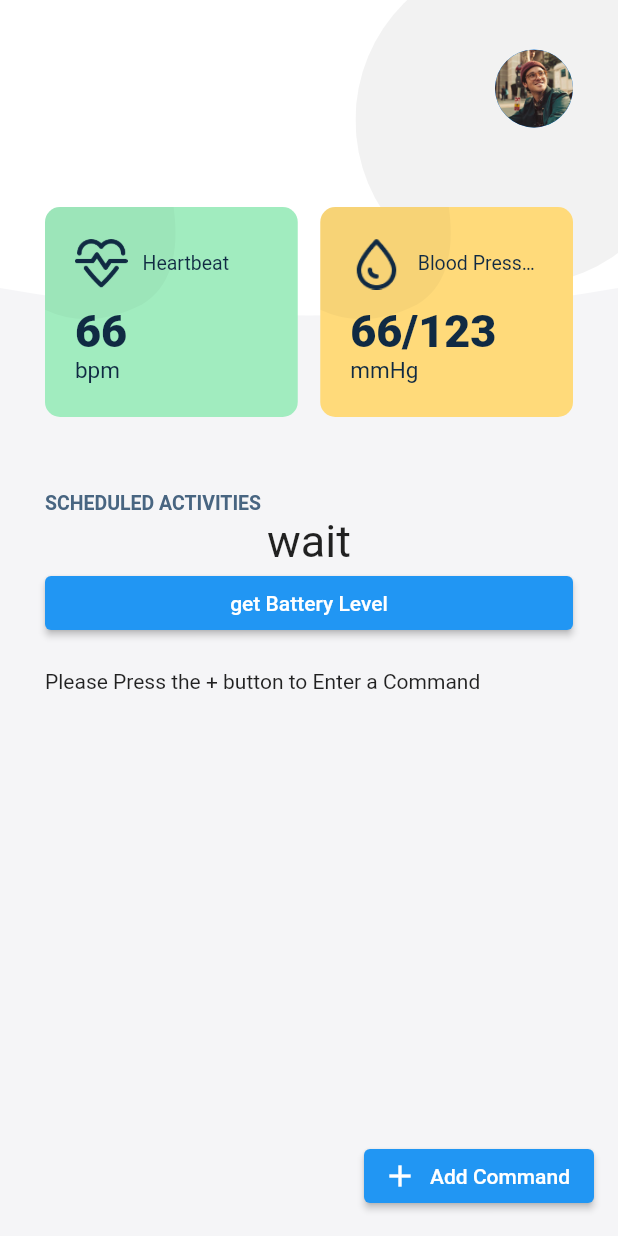
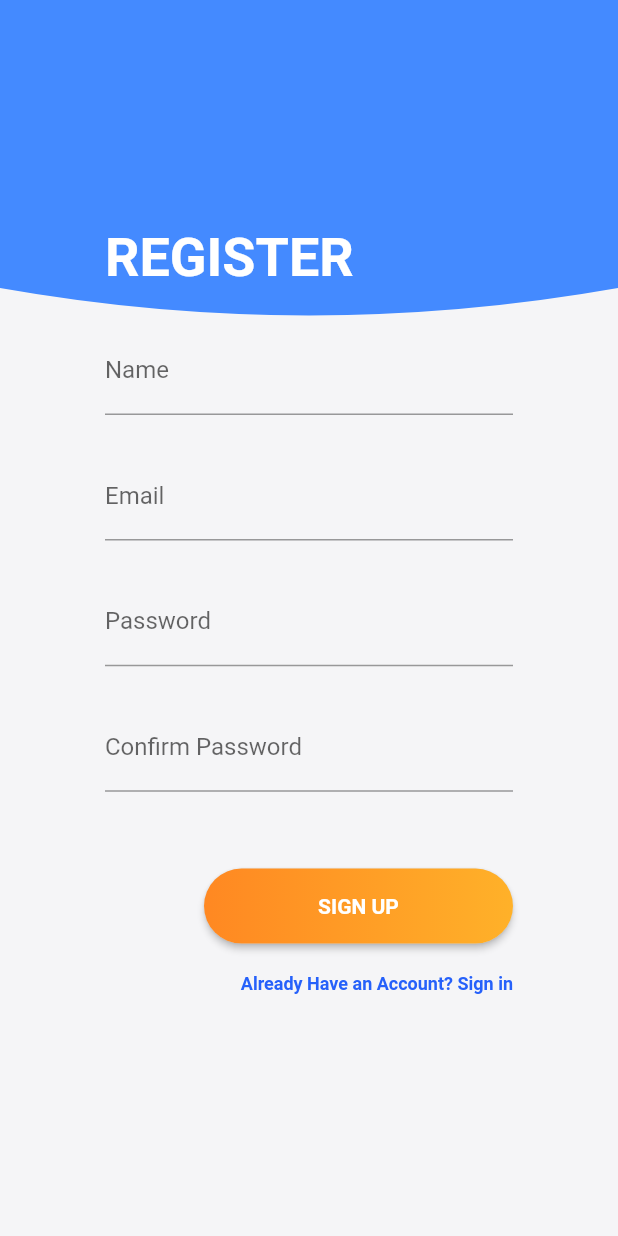
Before and after one commit to OkekeFabian/stressApp, a Flutter app: the screen it shows after launch, on a phone screen of 412 x 824 dp. Run offline on Flutter 3.47's test engine with Material 2 defaults, Android fonts, the phone set to English and light mode, and no system bars; our stand-ins replace flutter_tts, keyboard_dismisser, lottie.

Commit message:
fixed links

```diff
--- a/lib/main.dart
+++ b/lib/main.dart
@@ -1,6 +1,7 @@
 import 'package:flutter/material.dart';
 
 import 'screens/home_screen.dart';
+import 'screens/register.dart';
 import 'utils/const.dart';
 
 void main() {
@@ -16,7 +17,9 @@ class MyApp extends StatelessWidget {
     return MaterialApp(
       title: Constants.appName,
       debugShowCheckedModeBanner: false,
-      home: const HomePage(),
+      home: RegisterScreen()
+      //const HomePage()
+      ,
     );
   }
 }
--- /dev/null
+++ b/lib/screens/register.dart
@@ -0,0 +1,183 @@
+import 'package:flutter/material.dart';
+import 'package:flutter/services.dart';
+
+import '../utils/const.dart';
+import '../widgets/custom_clipper.dart';
+import 'login.dart';
+
+class RegisterScreen extends StatefulWidget {
+  @override
+  State<RegisterScreen> createState() => _RegisterScreenState();
+}
+
+class _RegisterScreenState extends State<RegisterScreen> {
+  final _formKey = GlobalKey<FormState>();
+
+  final emailController = TextEditingController();
+
+  final passwordController = TextEditingController();
+
+  final nameController = TextEditingController();
+
+  final cpassController = TextEditingController();
+
+  String error = '';
+
+  String message = '';
+
+  @override
+  Widget build(BuildContext context) {
+    Size size = MediaQuery.of(context).size;
+    double statusBarHeight = MediaQuery.of(context).padding.top;
+
+    return GestureDetector(
+      onTap: () {
+        FocusScopeNode currentFocus = FocusScope.of(context);
+        if (!currentFocus.hasPrimaryFocus) {
+          currentFocus.unfocus();
+        }
+      },
+      child: Scaffold(
+        backgroundColor: Constants.backgroundColor,
+        body: Stack(children: [
+          ClipPath(
+            clipper: MyCustomClipper(clipType: ClipType.bottom),
+            child: Container(
+              color: Colors.blueAccent,
+              height: Constants.headerHeight + statusBarHeight,
+            ),
+          ),
+          Padding(
+            padding: EdgeInsets.all(Constants.paddingSide),
+            child: SizedBox(
+              height: size.height,
+              child: Form(
+                key: _formKey,
+                child: Column(
+                  mainAxisAlignment: MainAxisAlignment.center,
+                  children: <Widget>[
+                    Container(
+                      alignment: Alignment.centerLeft,
+                      padding: const EdgeInsets.symmetric(horizontal: 40),
+                      child: const Text(
+                        "REGISTER",
+                        style: TextStyle(
+                            fontWeight: FontWeight.bold,
+                            color: Colors.white,
+                            fontSize: 36),
+                        textAlign: TextAlign.left,
+                      ),
+                    ),
+                    SizedBox(height: size.height * 0.03),
+                    Container(
+                      alignment: Alignment.center,
+                      margin: const EdgeInsets.symmetric(horizontal: 40),
+                      child: TextFormField(
+                        controller: nameController,
+                        validator: (String val) =>
+                            val.isEmpty ? 'Please Enter Name' : null,
+                        decoration: const InputDecoration(labelText: "Name"),
+                        inputFormatters: [
+                          FilteringTextInputFormatter.allow(RegExp('[a-zA-Z]')),
+                        ],
+                      ),
+                    ),
+                    SizedBox(height: size.height * 0.03),
+                    Container(
+                      alignment: Alignment.center,
+                      margin: const EdgeInsets.symmetric(horizontal: 40),
+                      child: TextFormField(
+                        controller: emailController,
+                        validator: (String val) =>
+                            val.isEmpty ? 'Email cannot be Empty' : null,
+                        decoration: const InputDecoration(labelText: "Email"),
+                      ),
+                    ),
+                    SizedBox(height: size.height * 0.03),
+                    Container(
+                      alignment: Alignment.center,
+                      margin: const EdgeInsets.symmetric(horizontal: 40),
+                      child: TextFormField(
+                        controller: passwordController,
+                        validator: (String val) =>
+                            val.isEmpty ? 'Password Cannot be Empty' : null,
+                        decoration:
+                            const InputDecoration(labelText: "Password"),
+                        obscureText: true,
+                      ),
+                    ),
+                    SizedBox(height: size.height * 0.03),
+                    Container(
+                      alignment: Alignment.center,
+                      margin: const EdgeInsets.symmetric(horizontal: 40),
+                      child: TextFormField(
+                        controller: cpassController,
+                        validator: (String val) =>
+                            val != passwordController.text
+                                ? 'Password Did not Match'
+                                : null,
+                        decoration: const InputDecoration(
+                            labelText: "Confirm Password"),
+                        obscureText: true,
+                      ),
+                    ),
+                    SizedBox(height: size.height * 0.05),
+                    Container(
+                      alignment: Alignment.centerRight,
+                      margin: const EdgeInsets.symmetric(
+                          horizontal: 40, vertical: 10),
+                      child: RaisedButton(
+                        onPressed: () async {},
+                        shape: RoundedRectangleBorder(
+                            borderRadius: BorderRadius.circular(80.0)),
+                        textColor: Colors.white,
+                        padding: const EdgeInsets.all(0),
+                        child: Container(
+                          alignment: Alignment.center,
+                          height: 50.0,
+                          width: size.width * 0.5,
+                          decoration: BoxDecoration(
+                              borderRadius: BorderRadius.circular(80.0),
+                              gradient: const LinearGradient(colors: [
+                                Color.fromARGB(255, 255, 136, 34),
+                                Color.fromARGB(255, 255, 177, 41)
+                              ])),
+                          padding: const EdgeInsets.all(0),
+                          child: const Text(
+                            "SIGN UP",
+                            textAlign: TextAlign.center,
+                            style: TextStyle(fontWeight: FontWeight.bold),
+                          ),
+                        ),
+                      ),
+                    ),
+                    Container(
+                      alignment: Alignment.centerRight,
+                      margin: const EdgeInsets.symmetric(
+                          horizontal: 40, vertical: 10),
+                      child: GestureDetector(
+                        onTap: () => {
+                          Navigator.push(
+                              context,
+                              MaterialPageRoute(
+                                  builder: (context) => LoginScreen()))
+                        },
+                        child: const Text(
+                          "Already Have an Account? Sign in",
+                          style: TextStyle(
+                              fontSize: 12,
+                              fontWeight: FontWeight.bold,
+                              color: Color(0xFF2661FA)),
+                        ),
+                      ),
+                    )
+                  ],
+                ),
+              ),
+            ),
+          ),
+        ]),
+      ),
+    );
+  }
+}
--- a/lib/widgets/card_main.dart
+++ b/lib/widgets/card_main.dart
@@ -28,8 +28,6 @@ class CardMain extends StatelessWidget {
           color: color,
         ),
         child: Material(
-          child: InkWell(
-            borderRadius: const BorderRadius.all(Radius.circular(10.0)),
           child: Stack(
             children: [
               Positioned(
@@ -80,21 +78,12 @@ class CardMain extends StatelessWidget {
                     ),
                     Text(
                       unit,
-                        style:
-                            TextStyle(fontSize: 15, color: Constants.textDark),
+                      style: TextStyle(fontSize: 15, color: Constants.textDark),
                     ),
                   ],
                 ),
               )
             ],
-            ),
-            onTap: () {
-              debugPrint("CARD main clicked. redirect to details page");
-              Navigator.push(
-                context,
-                MaterialPageRoute(builder: (context) => const DetailScreen()),
-              );
-            },
           ),
           color: Colors.transparent,
         ),
```
Also changed, not shown: lib/screens/home_screen.dart (+91 -1 lines), lib/screens/login.dart (added, +170 -0 lines). Lines whose indentation alone changed are shown as unchanged.
